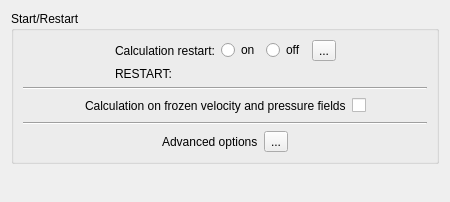
The window that gui/Pages/StartRestartForm.ui (code-saturne/code_saturne) describes before a commit, drawn with Qt 5.
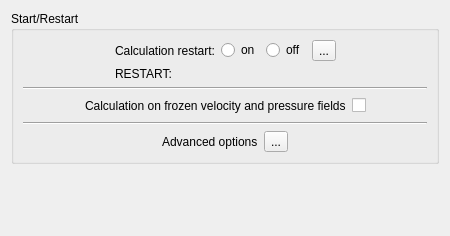
The same window after the commit. Icons and pictures are not drawn.

```diff
--- a/gui/Pages/StartRestartForm.ui
+++ b/gui/Pages/StartRestartForm.ui
@@ -6,7 +6,7 @@
     <x>0</x>
     <y>0</y>
     <width>450</width>
-    <height>202</height>
+    <height>236</height>
    </rect>
   </property>
   <property name="windowTitle" >
```
Left out of the diff: 53 changed lines with no effect on the pictures.
